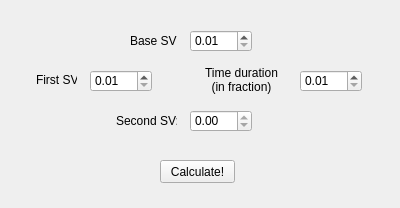
Qt form osu! SV Tool/NxSpeedChange/NxSpeedChange.ui (longnguyen2004/osuSVTool) before a commit.
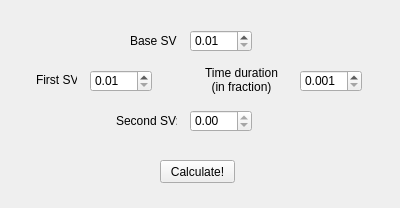
The same form after that commit.

What changed in the file:
```diff
--- a/osu! SV Tool/NxSpeedChange/NxSpeedChange.ui
+++ b/osu! SV Tool/NxSpeedChange/NxSpeedChange.ui
@@ -95,14 +95,20 @@
    <property name="suffix">
     <string/>
    </property>
+   <property name="decimals">
+    <number>3</number>
+   </property>
    <property name="minimum">
-    <double>0.010000000000000</double>
+    <double>0.001000000000000</double>
    </property>
    <property name="maximum">
-    <double>10.000000000000000</double>
+    <double>1.000000000000000</double>
    </property>
    <property name="singleStep">
-    <double>0.010000000000000</double>
+    <double>0.001000000000000</double>
+   </property>
+   <property name="value">
+    <double>0.001000000000000</double>
    </property>
   </widget>
   <widget class="QLabel" name="label_3">
```
